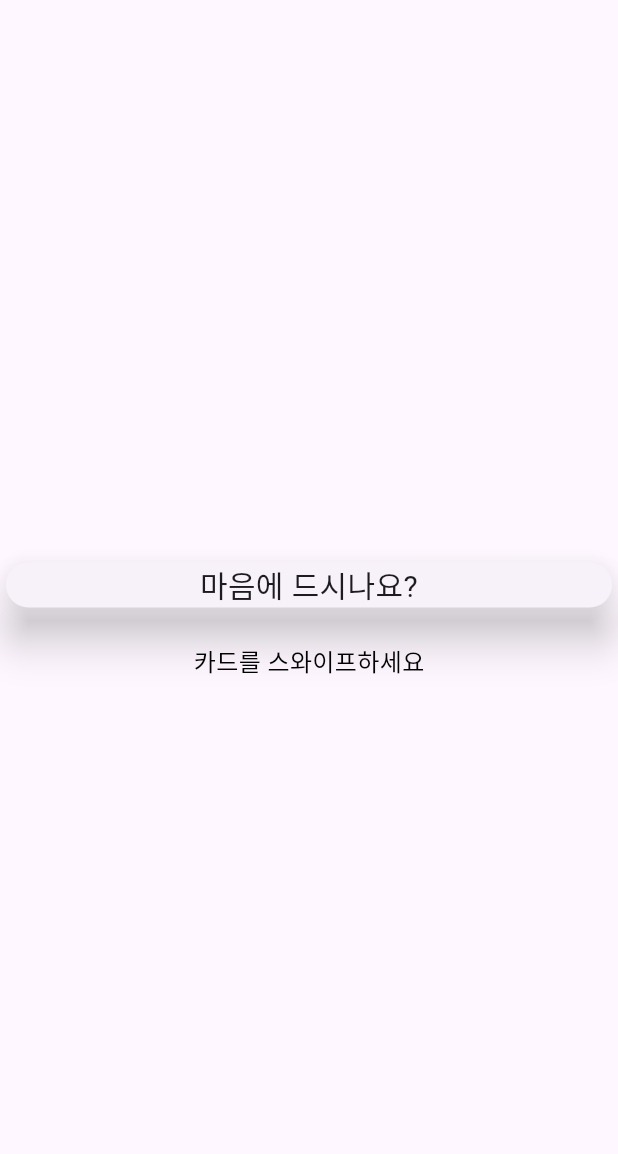
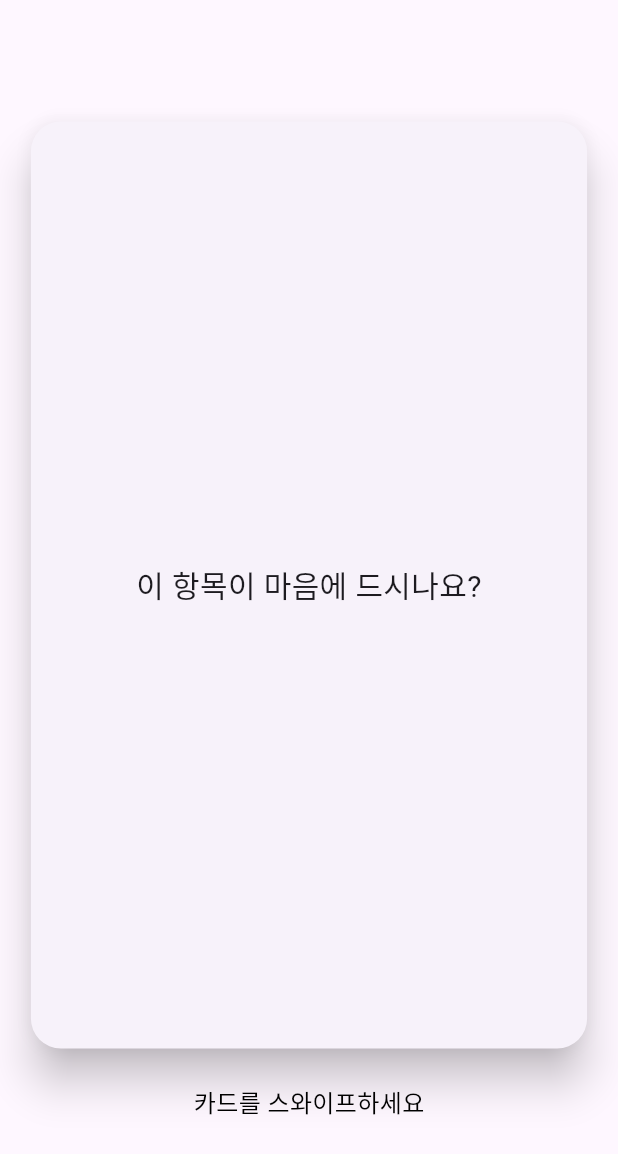
Before and after one commit to keummanagerstuff/VotingSystem, a Flutter app: the screen it shows after launch, on a phone screen of 412 x 824 dp. Shown: the top 1154 px of the screen. Run offline on Flutter 3.47's test engine with Material 3 defaults, Android fonts, the phone set to English and light mode, and no system bars.

Commit message:
스와이프 적용 수정1

```diff
--- a/lib/main.dart
+++ b/lib/main.dart
@@ -39,23 +39,25 @@
     final vx = details.velocity.pixelsPerSecond.dx;
     final vy = details.velocity.pixelsPerSecond.dy;
 
-  // 스와이프 우선 방향 결정
+    print('➡️ vx: $vx, ⬇️ vy: $vy');
+
+    VoteStatus newStatus = VoteStatus.none;
+
     if (vx.abs() > vy.abs()) {
-    // 좌우 스와이프 우선
-    if (vx > 300) {
-      _status = VoteStatus.like;
-    } else if (vx < -300) {
-      _status = VoteStatus.dislike;
+      if (vx > 250) {
+        newStatus = VoteStatus.like;
+      } else if (vx < -250) {
+        newStatus = VoteStatus.dislike;
       }
     } else {
-    // 위아래 스와이프 우선
-    if (vy > 300) {
-      _status = VoteStatus.hold;
+      if (vy > 250) {
+        newStatus = VoteStatus.hold;
       }
     }
 
     setState(() {
       _offset = Offset.zero;
+      _status = newStatus;
     });
   }
 
@@ -75,6 +77,8 @@
   @override
   Widget build(BuildContext context) {
     final isSelected = _status != VoteStatus.none;
+    final screenWidth = MediaQuery.of(context).size.width;
+    final screenHeight = MediaQuery.of(context).size.height;
 
     return Scaffold(
       body: SafeArea(
@@ -101,13 +105,17 @@
                   child: Card(
                     elevation: 12,
                     shape: RoundedRectangleBorder(
-                      borderRadius: BorderRadius.circular(20),
-                    ),
-                    child: const Center(
+                        borderRadius: BorderRadius.circular(20)),
+                    child: Container(
+                      width: screenWidth * 0.9,
+                      height: screenHeight * 0.75,
+                      padding: EdgeInsets.all(24),
+                      child: Center(
                         child: Text(
-                        '마음에 드시나요?',
+                          '이 항목이 마음에 드시나요?',
                           textAlign: TextAlign.center,
                           style: TextStyle(fontSize: 20),
+                        ),
                       ),
                     ),
                   ),
```
Lines whose indentation alone changed are shown as unchanged.
